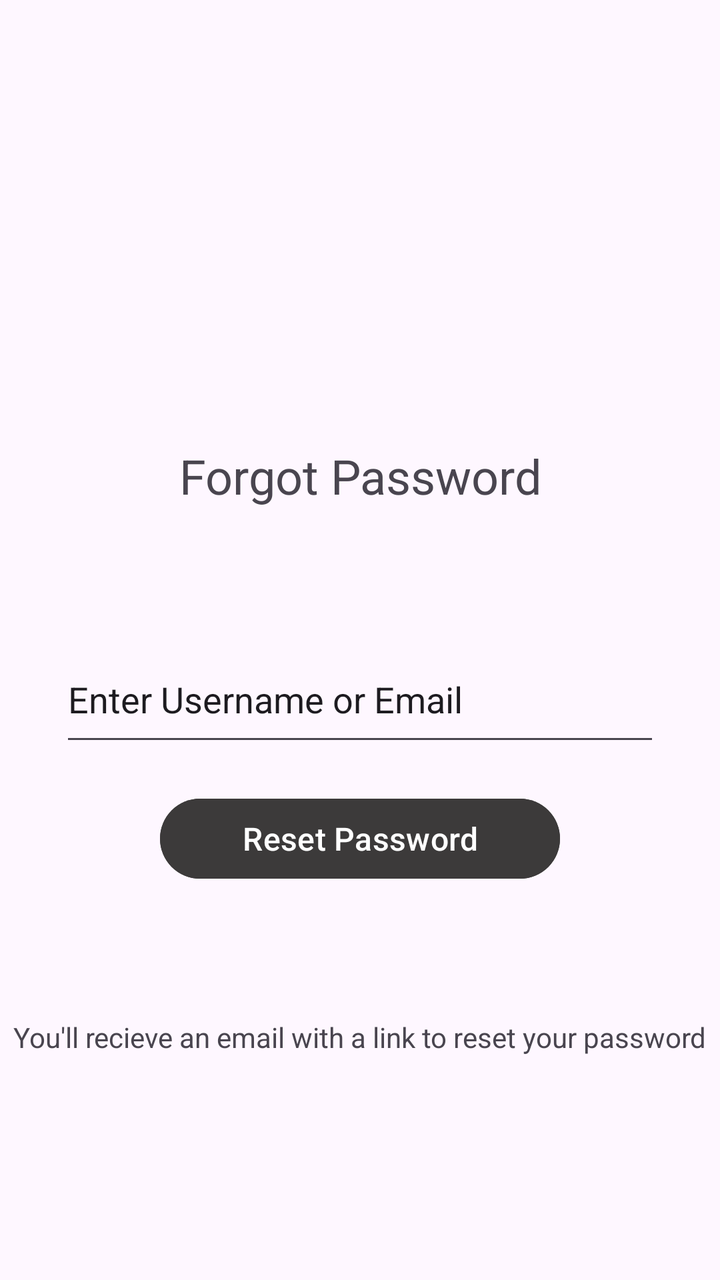
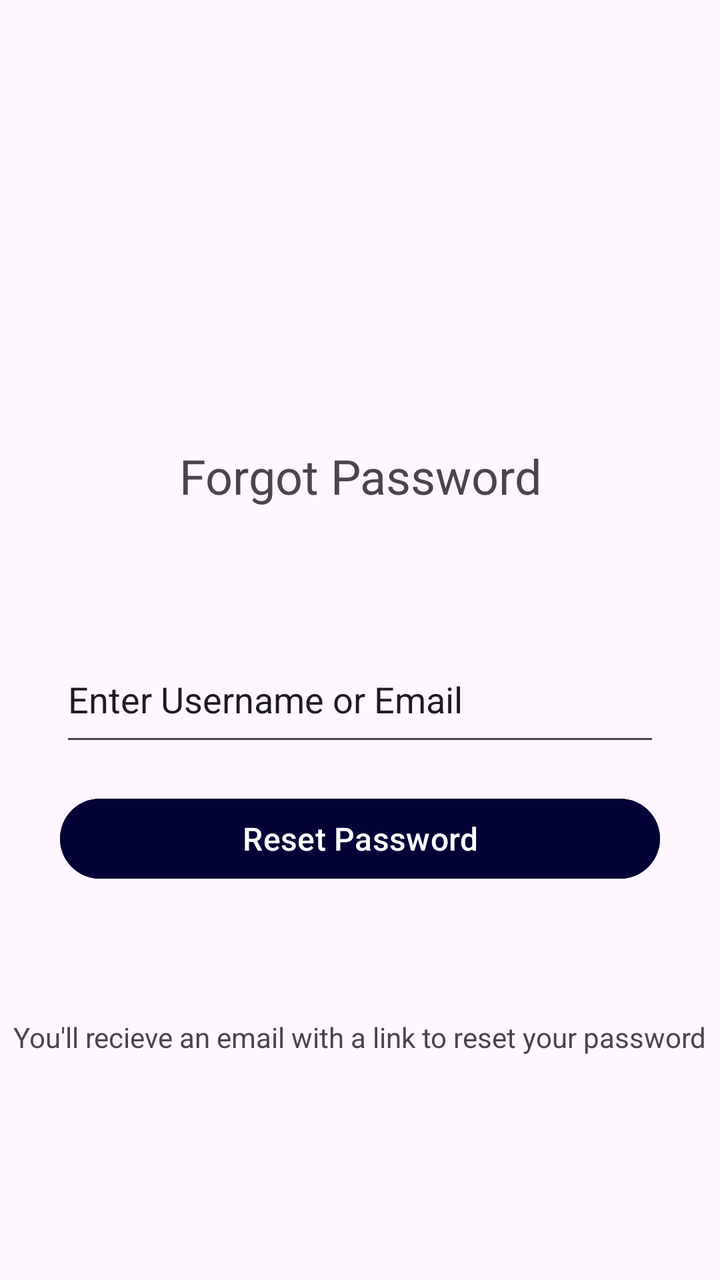

The first picture is an Android layout as it rendered before a commit; the second is the same layout after the commit. The layout source and the unified diff follow.
<!-- AndroidManifest.xml: application theme Theme.BasicViews -->
<!-- res/layout/activity_forgot_password.xml -->
<?xml version="1.0" encoding="utf-8"?>
<androidx.constraintlayout.widget.ConstraintLayout xmlns:android="http://schemas.android.com/apk/res/android"
    xmlns:app="http://schemas.android.com/apk/res-auto"
    xmlns:tools="http://schemas.android.com/tools"
    android:id="@+id/main"
    android:layout_width="match_parent"
    android:layout_height="match_parent"
    tools:context=".ForgotPassword">

    <EditText
        android:id="@+id/editTextText"
        android:layout_width="300dp"
        android:layout_height="60dp"
        android:layout_marginTop="64dp"
        android:ems="10"
        android:inputType="text"
        android:text="Enter Username or Email"
        app:layout_constraintEnd_toEndOf="parent"
        app:layout_constraintStart_toStartOf="parent"
        app:layout_constraintTop_toBottomOf="@+id/textView" />

    <Button
        android:id="@+id/button3"
        android:layout_width="200dp"
        android:layout_height="wrap_content"
        android:backgroundTint="#3C3A3A"
        android:text="Reset Password"
        android:textSize="16sp"
        app:layout_constraintBottom_toTopOf="@+id/textView3"
        app:layout_constraintEnd_toEndOf="parent"
        app:layout_constraintStart_toStartOf="parent"
        app:layout_constraintTop_toBottomOf="@+id/editTextText"
        app:layout_constraintVertical_bias="0.209" />

    <TextView
        android:id="@+id/textView"
        android:layout_width="wrap_content"
        android:layout_height="wrap_content"
        android:text="Forgot Password"
        android:textSize="24sp"
        app:layout_constraintBottom_toBottomOf="parent"
        app:layout_constraintEnd_toEndOf="parent"
        app:layout_constraintHorizontal_bias="0.501"
        app:layout_constraintStart_toStartOf="parent"
        app:layout_constraintTop_toTopOf="parent"
        app:layout_constraintVertical_bias="0.365" />

    <TextView
        android:id="@+id/textView3"
        android:layout_width="wrap_content"
        android:layout_height="wrap_content"
        android:layout_marginBottom="112dp"
        android:text="You'll recieve an email with a link to reset your password"
        app:layout_constraintBottom_toBottomOf="parent"
        app:layout_constraintEnd_toEndOf="parent"
        app:layout_constraintHorizontal_bias="0.501"
        app:layout_constraintStart_toStartOf="parent" />

</androidx.constraintlayout.widget.ConstraintLayout>
<!-- resources referenced by this layout -->
<resources>
  <style name="Theme.BasicViews" parent="Base.Theme.BasicViews" />
  <style name="Base.Theme.BasicViews" parent="Theme.Material3.DayNight.NoActionBar">
          
          
          <item name="android:statusBarColor" tools:targetApi="l">@color/white</item>
      </style>
  <color name="white">#FFFFFFFF</color>
</resources>

<!-- the commit's change to res/layout/activity_forgot_password.xml (unified diff, before → after) -->
@@ -21,9 +21,9 @@
 
     <Button
         android:id="@+id/button3"
-        android:layout_width="200dp"
+        android:layout_width="300dp"
         android:layout_height="wrap_content"
-        android:backgroundTint="#3C3A3A"
+        android:backgroundTint="#030237"
         android:text="Reset Password"
         android:textSize="16sp"
         app:layout_constraintBottom_toTopOf="@+id/textView3"
